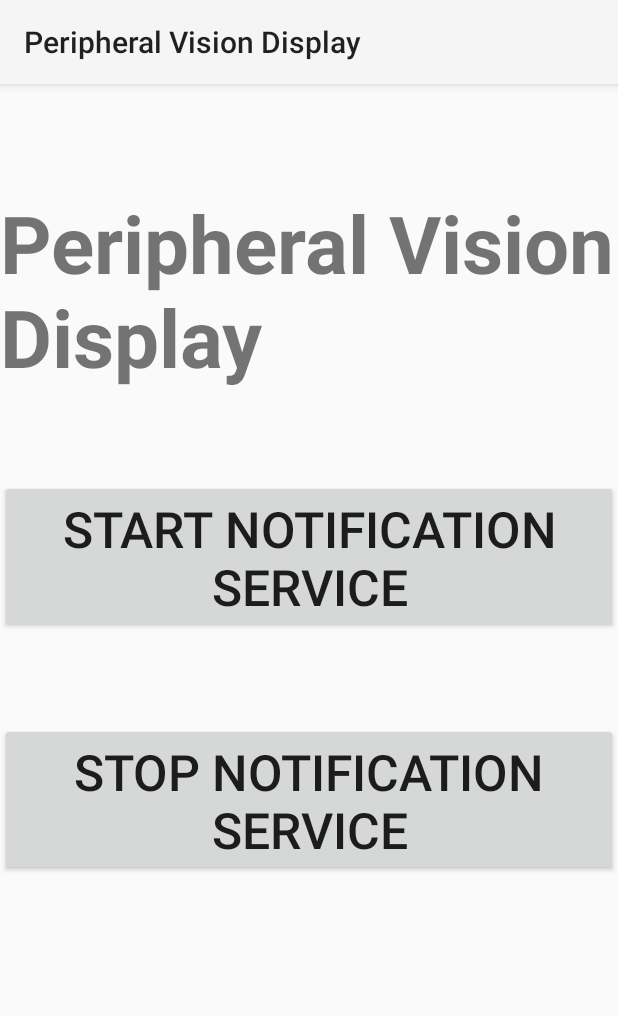
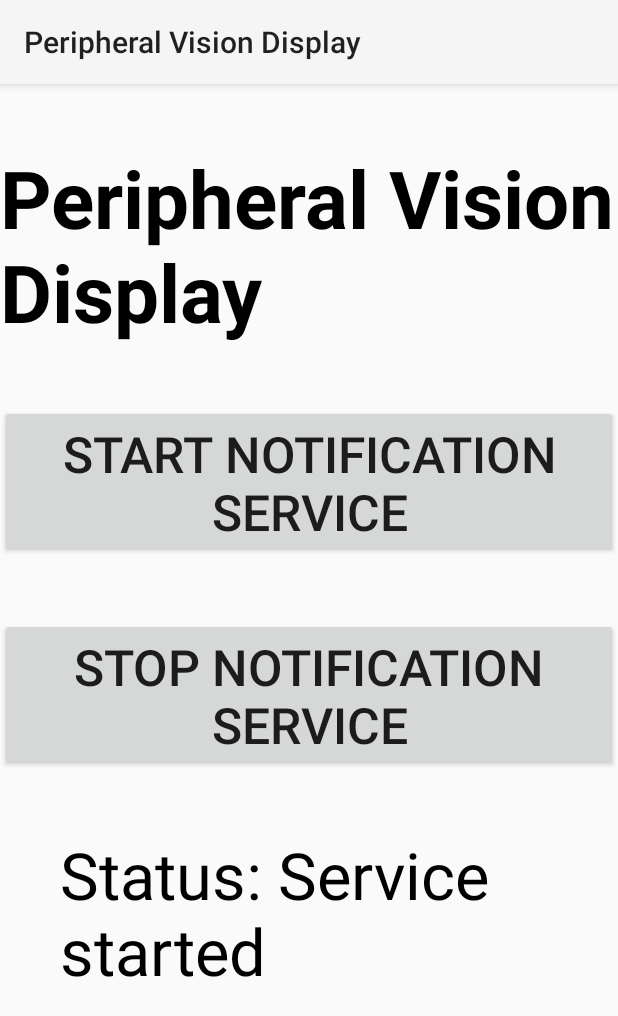
Before and after one commit to PICKLEDNIKL/Peripheral-Vision-Display, an Android app: the screen it shows after launch (MainActivity), after a tap on "START NOTIFICATION SERVICE", on a phone screen of 412 x 824 dp. Shown: the top 1016 px of the screen. Run offline under Robolectric (Android 15) with nearby library versions, the phone set to English and light mode, and no system bars.

Commit message:
added status text to tell user if the service has started even if the notification is delayed.

```diff
--- a/app/src/main/java/com/example/peripheralvisiondisplay/MainActivity.java
+++ b/app/src/main/java/com/example/peripheralvisiondisplay/MainActivity.java
@@ -12,6 +12,7 @@ import android.util.Log;
 import android.view.View;
 import android.widget.Button;
 import android.Manifest;
+import android.widget.TextView;
 
 import androidx.appcompat.app.AppCompatActivity;
 import androidx.core.app.ActivityCompat;
@@ -20,6 +21,7 @@ public class MainActivity extends AppCompatActivity {
 
     Button startServiceButton;
     Button stopServiceButton;
+    TextView statusText;
 
     @Override
     protected void onCreate(Bundle savedInstanceState) {
@@ -44,7 +46,8 @@ public class MainActivity extends AppCompatActivity {
         else{
             startService(serviceIntent);
         }
-        isMyServiceRunning(ForegroundService.class);
+        updateTextView("Status: Service started");
+//        isMyServiceRunning(ForegroundService.class);
     }
 
     private void stopNotificationService()
@@ -53,15 +56,21 @@ public class MainActivity extends AppCompatActivity {
         Intent serviceIntent = new Intent(this, ForegroundService.class);
         serviceIntent.setAction(ForegroundService.STOP_ACTION);
         stopService(serviceIntent);
+        updateTextView("Status: Service stopped");
     }
 
-    private boolean isMyServiceRunning(Class<?> serviceClass) {
-        ActivityManager manager = (ActivityManager) getSystemService(Context.ACTIVITY_SERVICE);
-        for (ActivityManager.RunningServiceInfo service : manager.getRunningServices(Integer.MAX_VALUE)) {
-            if (serviceClass.getName().equals(service.service.getClassName())) {
-                return true;
-            }
-        }
-        return false;
+//    private boolean isMyServiceRunning(Class<?> serviceClass) {
+//        ActivityManager manager = (ActivityManager) getSystemService(Context.ACTIVITY_SERVICE);
+//        for (ActivityManager.RunningServiceInfo service : manager.getRunningServices(Integer.MAX_VALUE)) {
+//            if (serviceClass.getName().equals(service.service.getClassName())) {
+//                return true;
+//            }
+//        }
+//        return false;
+//    }
+
+    private void updateTextView(String toThis) {
+        TextView textView = (TextView) findViewById(R.id.statusText);
+        textView.setText(toThis);
     }
 }
--- a/app/src/main/res/layout/activity_main.xml
+++ b/app/src/main/res/layout/activity_main.xml
@@ -13,7 +13,8 @@
         android:text="Peripheral Vision Display"
         android:layout_gravity="center"
         android:textStyle="bold"
-        android:layout_marginTop="70dp"
+        android:textColor="@color/black"
+        android:layout_marginTop="40dp"
         android:textSize="80px"/>
 
     <!--start button-->
@@ -24,7 +25,7 @@
         android:layout_centerHorizontal="true"
         android:layout_centerVertical="true"
         android:layout_gravity="center"
-        android:layout_marginTop="60dp"
+        android:layout_marginTop="40dp"
         android:text="Start Notification Service"
         android:textSize="50px" />
 
@@ -36,8 +37,19 @@
         android:layout_centerHorizontal="true"
         android:layout_centerVertical="true"
         android:layout_gravity="center"
-        android:layout_marginTop="60dp"
+        android:layout_marginTop="40dp"
         android:text="Stop Notification Service"
         android:textSize="50px" />
 
+    <TextView
+        android:id="@+id/statusText"
+        android:layout_width="wrap_content"
+        android:layout_height="wrap_content"
+        android:text="Status:"
+        android:layout_gravity="left"
+        android:layout_marginLeft="40dp"
+        android:layout_marginTop="40dp"
+        android:textColor="@color/black"
+        android:textSize="65px"/>
+
 </LinearLayout>
```
Also changed, not shown: app/src/main/java/com/example/peripheralvisiondisplay/ForegroundService.java (+8 -14 lines).
